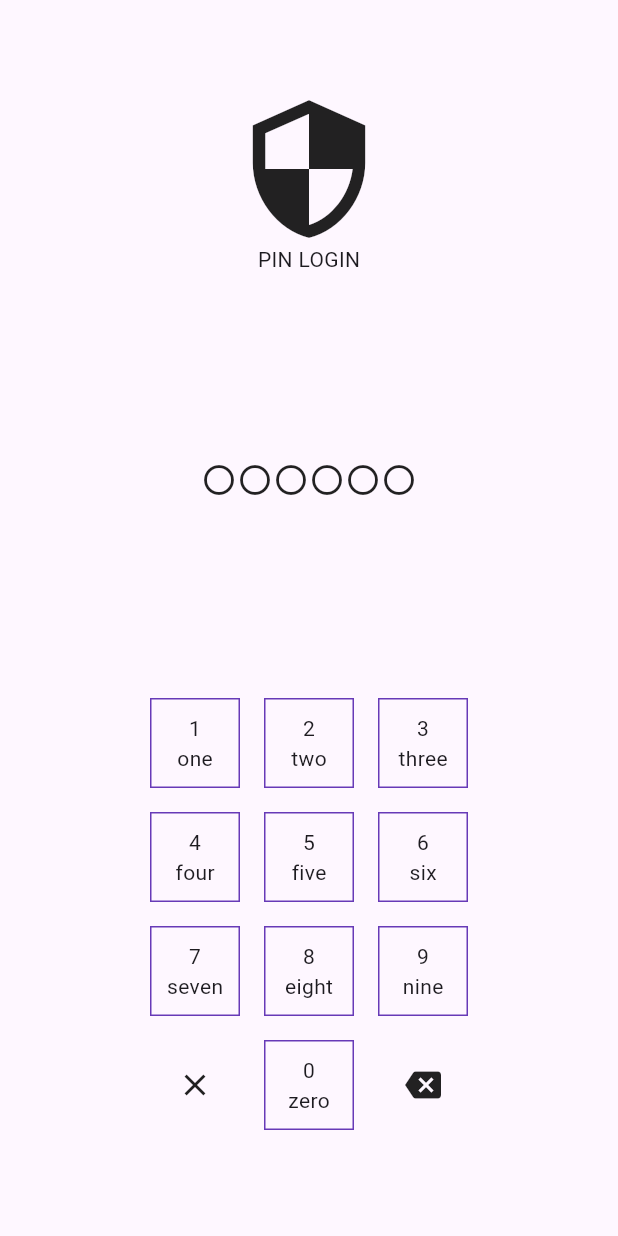
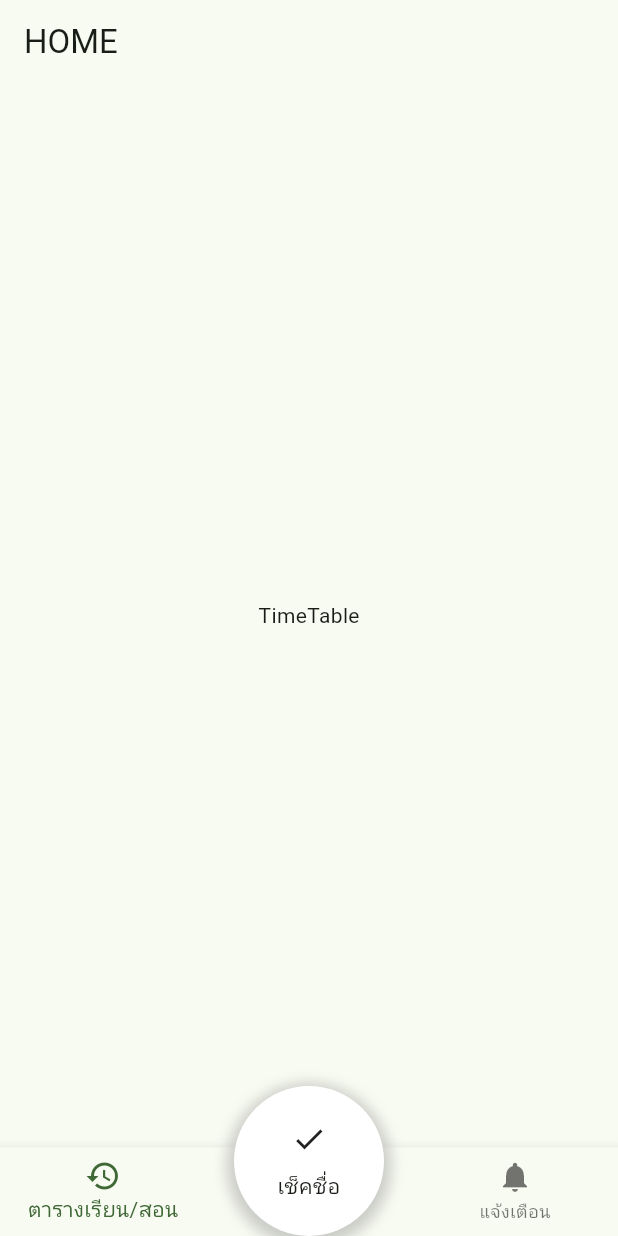
Before and after one commit to arkantuka/classroom, a Flutter app: the HomePage screen opened directly, on a phone screen of 412 x 824 dp. Run offline on Flutter 3.47's test engine with Material 3 defaults, Android fonts, the phone set to English and light mode, and no system bars.

Commit message:
2/18 class

```diff
--- a/lib/main.dart
+++ b/lib/main.dart
@@ -1,3 +1,4 @@
+import 'package:classroom/pages/pin_login/pin_login_page.dart';
 import 'package:flutter/material.dart';
 
 void main() {
@@ -12,161 +13,11 @@ class MyApp extends StatelessWidget {
     return MaterialApp(
       title: 'CLASSROOM',
       theme: ThemeData(
-        colorScheme: ColorScheme.fromSeed(seedColor: Colors.deepPurple),
+        colorScheme:
+            ColorScheme.fromSeed(seedColor: Color.fromARGB(255, 4, 231, 15)),
         useMaterial3: true,
       ),
-      home: const HomePage(),
+      home: const pinLogInPage(),
     );
   }
 }
-
-class HomePage extends StatefulWidget {
-  const HomePage({super.key});
-
-  static const keypad = [
-    [1, 2, 3],
-    [4, 5, 6],
-    [7, 8, 9],
-    [-2, 0, -1],
-  ];
-
-  @override
-  State<HomePage> createState() => _HomePageState();
-}
-
-class _HomePageState extends State<HomePage> {
-  String _input = '';
-
-  @override
-  Widget build(BuildContext context) {
-    return Scaffold(
-      body: Column(
-        mainAxisAlignment: MainAxisAlignment.spaceAround,
-        children: [
-          Column(
-            children: [
-              Icon(Icons.security, size: 100),
-              Text('PIN LOGIN'),
-            ],
-          ),
-          Row(
-            mainAxisAlignment: MainAxisAlignment.center,
-            children: [
-              for (int i = 0; i < _input.length; i++)
-                Icon(Icons.radio_button_checked),
-              for (int i = 0; i < 6 - _input.length; i++)
-                Icon(Icons.radio_button_unchecked),
-            ],
-          ),
-          _buildKeypad(),
-        ],
-      ),
-    );
-  }
-
-  Column _buildKeypad() {
-    return Column(
-      children: [
-        // _buildRow([1, 2, 3]),
-        // _buildRow([4, 5, 6]),
-        // _buildRow([7, 8, 9]),
-
-        for (var row in HomePage.keypad) _buildRow(row),
-      ],
-    );
-  }
-
-  // Widget func(int num) => _buildButton(num);
-  Widget _buildRow(List<int> numList) {
-    List<Widget> widget = numList.map((int num) => _buildButton(num)).toList();
-
-    return Row(
-      mainAxisAlignment: MainAxisAlignment.center,
-      children: widget,
-
-      // อีกวิธีที่ทำได้ collection for-loop ต้องใช้ภายใน list วงเล็บ [] เท่านั้น
-      // children: [
-      // ส่วนในวงเล็บคือจำนวน loop ที่ต้องการ ด้านหลังคือค่าที่จะเอามาเก็บ
-      //   for (var num in numList) _buildButton(num),
-      // ],
-
-      // collection ใช้อีกแบบคู่กับ if else ได้ เช่น
-      // List<int> numList = [
-      //   for (var i=2 ; i<10 ; i++)
-      //     if (i % 2 == 0) i
-      // ];
-      // จะเก็บค่าที่เป็นคู่ทั้งหมดเป็นลิสต์
-    );
-  }
-
-  Widget _buildButton(int num) {
-    String? label;
-
-    // num 0-9
-    List<String> labelList = [
-      'zero',
-      'one',
-      'two',
-      'three',
-      'four',
-      'five',
-      'six',
-      'seven',
-      'eight',
-      'nine'
-    ];
-
-    if (num >= 0 && num <= 9) {
-      label = labelList[num];
-    }
-
-    // เหมือนกับการทำ conditional expression ด้านล่าง
-    // BoxBorder? border;
-    // if (num >= 0 && num <= 9) {
-    //   border = Border.all(color: Colors.deepPurple);
-    // }
-
-    // conditional expression operator ?:
-    // หน้า ? คือเงื่อนไข หลัง ? คือสิ่งที่จะทำถ้าเป็น true หลัง : คือสิ่งที่จะทำถ้าเป็น false
-    // var border = num >= 0 && num <= 9
-    // ? Border.all(color: Colors.deepPurple)
-    // : null;
-
-    return Padding(
-      padding: const EdgeInsets.all(8.0),
-      child: InkWell(
-        onTap: () {
-          setState(
-            () {
-              _input = num == -1
-                  ? _input.substring(0, _input.length - 1)
-                  : num == -2
-                      ? ''
-                      : _input + num.toString();
-            },
-          );
-        },
-        child: Container(
-          width: 60.0,
-          height: 60.0,
-          decoration: BoxDecoration(
-            border: num >= 0 && num <= 9
-                ? Border.all(color: Colors.deepPurple)
-                : null,
-          ),
-          child: Center(
-            child: Column(
-              mainAxisAlignment: MainAxisAlignment.center,
-              children: [
-                if (num >= 0 && num <= 9) Text(num.toString()),
-                if (num >= 0 && num <= 9) Text(label ?? ''),
-                if (num == -2) Icon(Icons.close),
-                if (num == -1) Icon(Icons.backspace),
-              ],
-            ),
-          ),
-        ),
-      ),
-    );
-  }
-}
--- /dev/null
+++ b/lib/pages/home/home_page.dart
@@ -0,0 +1,131 @@
+import 'package:classroom/pages/home/widgets/attendance.dart';
+import 'package:classroom/pages/home/widgets/notifications.dart';
+import 'package:classroom/pages/home/widgets/time_table.dart';
+import 'package:flutter/material.dart';
+
+class HomePage extends StatefulWidget {
+  const HomePage({super.key});
+
+  @override
+  State<HomePage> createState() => _HomePageState();
+}
+
+class _HomePageState extends State<HomePage> {
+  int _selectedIndex = 0;
+
+  @override
+  Widget build(BuildContext context) {
+    Widget _buildPageBody() {
+      switch (_selectedIndex) {
+        case 0:
+          return const TimeTable();
+        case 1:
+          return const Attendance();
+        case 2:
+          return const AppNotifications();
+        default:
+          return Text('Home Page');
+      }
+    }
+
+    return Scaffold(
+      appBar: AppBar(
+        title: const Text('HOME'),
+      ),
+      bottomNavigationBar: Stack(
+        clipBehavior: Clip.none,
+        children: [
+          Column(
+            mainAxisAlignment: MainAxisAlignment.end,
+            mainAxisSize: MainAxisSize.min,
+            children: [
+              BottomNavigationBar(
+                onTap: (int index) {
+                  setState(
+                    () {
+                      _selectedIndex = index;
+                    },
+                  );
+                },
+                currentIndex: _selectedIndex,
+                items: [
+                  BottomNavigationBarItem(
+                    icon: Icon(Icons.history),
+                    label: 'ตารางเรียน/สอน',
+                  ),
+                  BottomNavigationBarItem(
+                    icon: SizedBox.shrink(),
+                    label: '',
+                  ),
+                  BottomNavigationBarItem(
+                    icon: Icon(Icons.notifications),
+                    label: 'แจ้งเตือน',
+                  ),
+                ],
+              ),
+            ],
+          ),
+          Positioned(
+            bottom: 0,
+            right: 0,
+            left: 0,
+            child: Center(
+              child: InkWell(
+                splashColor: Colors.pink[300],
+                onTap: () {
+                  setState(
+                    () {
+                      _selectedIndex = 1;
+                    },
+                  );
+                },
+                borderRadius: BorderRadius.circular(50.0),
+                child: Container(
+                  width: 100.0,
+                  height: 100.0,
+                  decoration: BoxDecoration(
+                    shape: BoxShape.circle,
+                    color: Colors.white,
+                    boxShadow: [
+                      BoxShadow(
+                        color: Colors.grey.withOpacity(0.5),
+                        spreadRadius: 5,
+                        blurRadius: 7,
+                        offset: Offset(0, 3),
+                      ),
+                    ],
+                  ),
+                  child: Column(
+                    mainAxisAlignment: MainAxisAlignment.center,
+                    children: [
+                      Icon(
+                        Icons.check,
+                        color: _selectedIndex == 1
+                            ? Theme.of(context).primaryColor
+                            : null, //_selectedIndex == 1 ? Colors.deepPurple : null) : null,
+                      ),
+                      SizedBox(height: 10.0),
+                      Text(
+                        'เช็คชื่อ',
+                        textAlign: TextAlign.center,
+                        style: TextStyle(
+                          color: _selectedIndex == 1
+                              ? Theme.of(context).primaryColor
+                              : null, //_selectedIndex == 1 ? Colors.deepPurple : null) : null,
+                          fontSize: _selectedIndex == 1 ? 16.0 : null,
+                        ),
+                      ),
+                    ],
+                  ),
+                ),
+              ),
+            ),
+          ),
+        ],
+      ),
+      body: Center(
+        child: _buildPageBody(),
+      ),
+    );
+  }
+}
--- /dev/null
+++ b/lib/pages/home/widgets/time_table.dart
@@ -0,0 +1,12 @@
+import 'package:flutter/material.dart';
+
+class TimeTable extends StatelessWidget {
+  const TimeTable({super.key});
+
+  @override
+  Widget build(BuildContext context) {
+    return Center(
+      child: Text('TimeTable'),
+    );
+  }
+}
```
Also changed, not shown: lib/pages/home/widgets/attendance.dart (added, +12 -0 lines), lib/pages/home/widgets/notifications.dart (added, +12 -0 lines), lib/pages/pin_login/pin_login_page.dart (added, +160 -0 lines), lib/pages/pin_login/widgets/pin_button.dart (added, +71 -0 lines).
